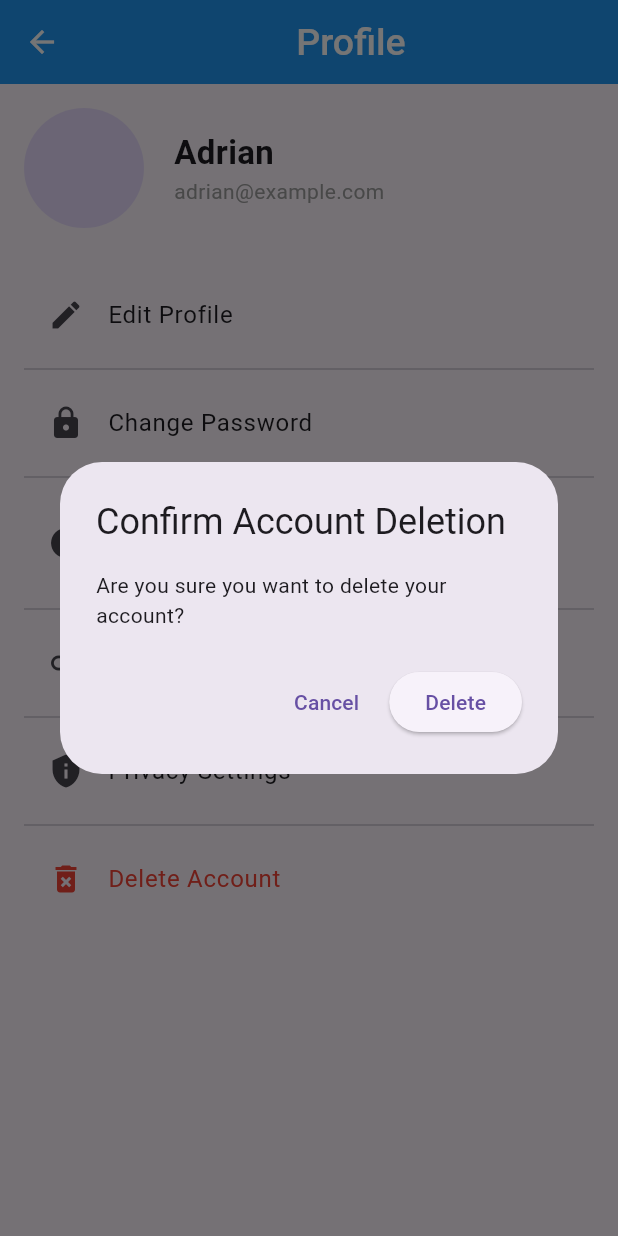
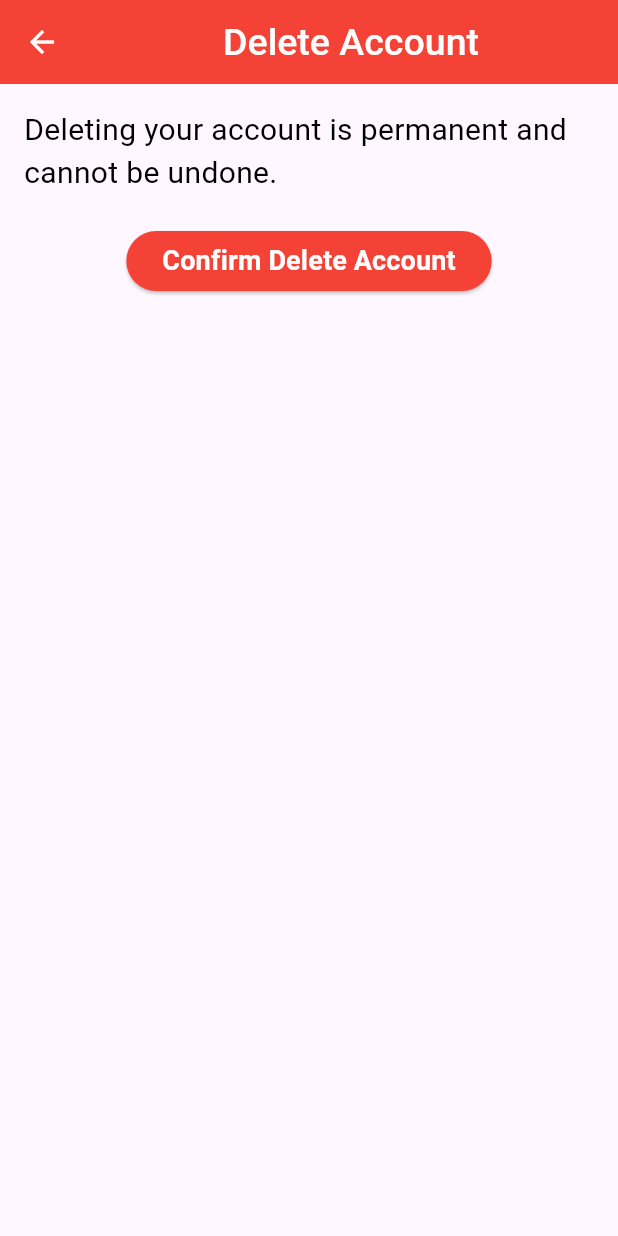
Before and after one commit to TabbyMichael/Diary-App, a Flutter app: the ProfileSection screen opened by its route, after a tap on "Delete Account", on a phone screen of 412 x 824 dp. Run offline on Flutter 3.47's test engine with Material 3 defaults, Android fonts, the phone set to English and light mode, and no system bars; our stand-ins replace image_picker, permission_handler, shared_preferences, table_calendar; accounts and stored records are empty.

Commit message:
Profile 1.0.1  (Image picker Anroid Manifest, Info.plist)

```diff
--- a/lib/Authentication/splash_screen.dart
+++ b/lib/Authentication/splash_screen.dart
@@ -7,7 +7,7 @@ class SplashScreen extends StatelessWidget {
   @override
   Widget build(BuildContext context) {
     // Navigate to the home screen after a delay
-    Future.delayed(const Duration(seconds: 6), () {
+    Future.delayed(const Duration(seconds: 4), () {
       Navigator.of(context).pushReplacement(PageRouteBuilder(
         pageBuilder: (context, animation, secondaryAnimation) =>
             const HomeScreen(),
--- /dev/null
+++ b/lib/Profile/delete_account.dart
@@ -0,0 +1,55 @@
+import 'package:flutter/material.dart';
+
+class DeleteAccountScreen extends StatelessWidget {
+  const DeleteAccountScreen({super.key});
+
+  @override
+  Widget build(BuildContext context) {
+    return Scaffold(
+      appBar: AppBar(
+        title: const Center(
+          child: Text(
+            'Delete Account',
+            style: TextStyle(
+              fontSize: 25,
+              fontWeight: FontWeight.w500,
+              color: Colors.white,
+            ),
+          ),
+        ),
+        backgroundColor: Colors.red,
+      ),
+      body: Padding(
+        padding: const EdgeInsets.all(16.0),
+        child: Column(
+          children: [
+            const Text(
+              'Deleting your account is permanent and cannot be undone.',
+              style: TextStyle(
+                fontSize: 20,
+                color: Colors.black,
+              ),
+            ),
+            const SizedBox(height: 20),
+            ElevatedButton(
+              style: ElevatedButton.styleFrom(
+                backgroundColor: Colors.red, // Red button for delete
+              ),
+              onPressed: () {
+                // Add account deletion logic
+              },
+              child: const Text(
+                'Confirm Delete Account',
+                style: TextStyle(
+                  fontSize: 18,
+                  fontWeight: FontWeight.bold,
+                  color: Colors.white,
+                ),
+              ),
+            ),
+          ],
+        ),
+      ),
+    );
+  }
+}
--- a/lib/Settings/profile_section.dart
+++ b/lib/Profile/profile_section.dart
@@ -1,7 +1,46 @@
 import 'package:flutter/material.dart';
+import 'package:image_picker/image_picker.dart';
+import 'dart:io';
 
-class ProfileSection extends StatelessWidget {
+import 'package:permission_handler/permission_handler.dart';
+
+class ProfileSection extends StatefulWidget {
   const ProfileSection({super.key});
+
+  @override
+  _ProfileSectionState createState() => _ProfileSectionState();
+}
+
+class _ProfileSectionState extends State<ProfileSection> {
+  File? _profileImage;
+
+  Future<void> _pickImage() async {
+    final status = await Permission.photos.status;
+    if (!status.isGranted) {
+      final result = await Permission.photos.request();
+      if (result.isGranted) {
+        _openImagePicker();
+      } else {
+        ScaffoldMessenger.of(context).showSnackBar(
+          const SnackBar(content: Text('Photo library permission not granted')),
+        );
+      }
+    } else {
+      _openImagePicker();
+    }
+  }
+
+  void _openImagePicker() async {
+    final ImagePicker picker = ImagePicker();
+    final XFile? pickedImage =
+        await picker.pickImage(source: ImageSource.gallery);
+
+    if (pickedImage != null) {
+      setState(() {
+        _profileImage = File(pickedImage.path);
+      });
+    }
+  }
 
   @override
   Widget build(BuildContext context) {
@@ -26,15 +65,19 @@ class ProfileSection extends StatelessWidget {
         padding: const EdgeInsets.all(16),
         children: [
           // Profile Picture and Name
-          const Row(
+          Row(
             children: [
-              CircleAvatar(
-                radius: 40,
-                backgroundImage:
-                    AssetImage('assets/profile.jpg'), // Placeholder image
+              GestureDetector(
+                onTap: _pickImage, // Trigger image picker
+                child: CircleAvatar(
+                  radius: 40,
+                  backgroundImage: _profileImage != null
+                      ? FileImage(_profileImage!)
+                      : const AssetImage('assets/profile.jpg') as ImageProvider,
+                ),
               ),
-              SizedBox(width: 20),
-              Column(
+              const SizedBox(width: 20),
+              const Column(
                 crossAxisAlignment: CrossAxisAlignment.start,
                 children: [
                   Text(
@@ -71,22 +114,24 @@ class ProfileSection extends StatelessWidget {
             leading: const Icon(Icons.lock),
             title: const Text('Change Password'),
             onTap: () {
-              Navigator.pushNamed(context, '/change_password');
+              Navigator.pushNamed(context, '/forgot_password');
             },
           ),
           const Divider(),
 
           // Account Information
-          const ListTile(
-            leading: Icon(Icons.info),
-            title: Text('Account Information'),
-            subtitle: Text('Member since: January 2023'),
+          ListTile(
+            leading: const Icon(Icons.help),
+            title: const Text('Account Information'),
+            onTap: () {
+              Navigator.pushNamed(context, '/accounts_information');
+            },
           ),
           const Divider(),
 
           // Linked Accounts
           ListTile(
-            leading: const Icon(Icons.link),
+            leading: const Icon(Icons.people),
             title: const Text('Linked Accounts'),
             onTap: () {
               Navigator.pushNamed(context, '/linked_accounts');
@@ -99,7 +144,7 @@ class ProfileSection extends StatelessWidget {
             leading: const Icon(Icons.privacy_tip),
             title: const Text('Privacy Settings'),
             onTap: () {
-              Navigator.pushNamed(context, '/privacy_settings');
+              Navigator.pushNamed(context, '/privacy_security');
             },
           ),
           const Divider(),
@@ -112,31 +157,10 @@ class ProfileSection extends StatelessWidget {
               style: TextStyle(color: Colors.red),
             ),
             onTap: () {
-              // Add a confirmation dialog before deleting
-              showDialog(
-                context: context,
-                builder: (context) => AlertDialog(
-                  title: const Text('Confirm Account Deletion'),
-                  content: const Text(
-                      'Are you sure you want to delete your account?'),
-                  actions: [
-                    TextButton(
-                      onPressed: () {
-                        Navigator.pop(context);
-                      },
-                      child: const Text('Cancel'),
-                    ),
-                    ElevatedButton(
-                      onPressed: () {
-                        // Add account deletion logic here
-                      },
-                      child: const Text('Delete'),
-                    ),
-                  ],
-                ),
-              );
+              Navigator.pushNamed(context, '/delete_account');
             },
           ),
+          const Divider(),
         ],
       ),
     );
```
Also changed, not shown: lib/Profile/account_information_screen .dart (added, +60 -0 lines), lib/Profile/edit_profile.dart (added, +60 -0 lines), lib/Profile/linked_accounts.dart (added, +157 -0 lines), lib/Settings/notifications_section copy.dart (added, +136 -0 lines), lib/main.dart (+12 -3 lines), pubspec.yaml (+9 -10 lines), assets/facebook_logo.png (added), assets/google_logo.png (added), assets/instagram_logo.png (added), assets/profile.jpg (added), assets/tiktok_logo.png (added), assets/twitter_logo.png (added), assets/whatsapp_logo.png (added), pubspec.lock, 7 other files.
